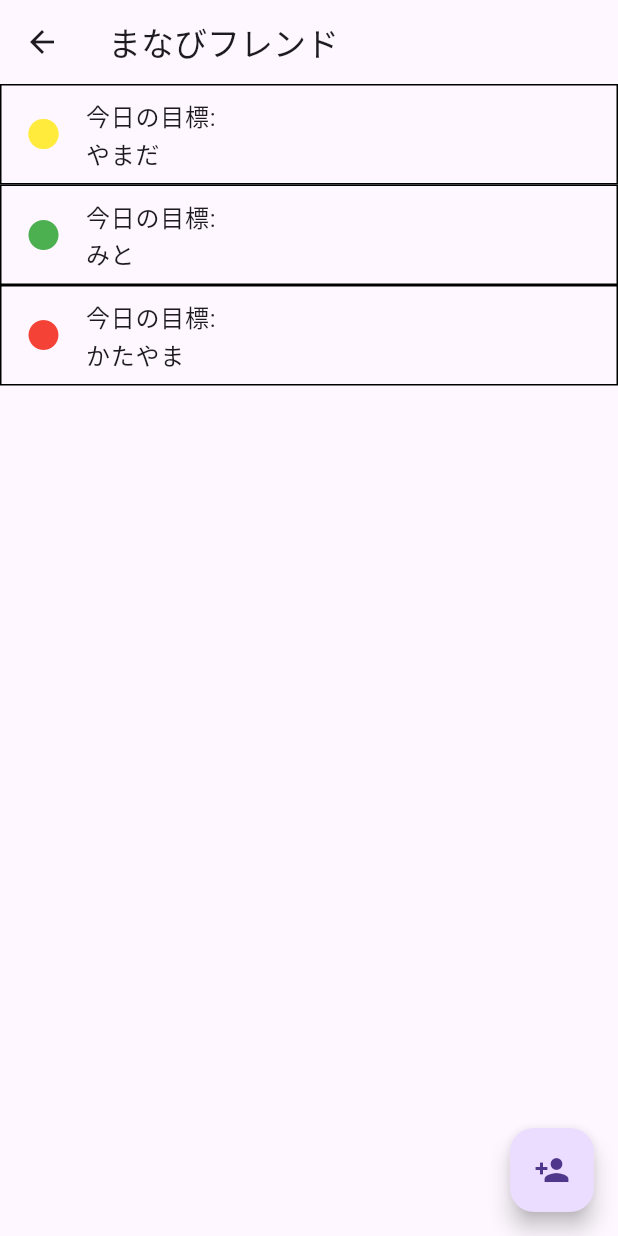
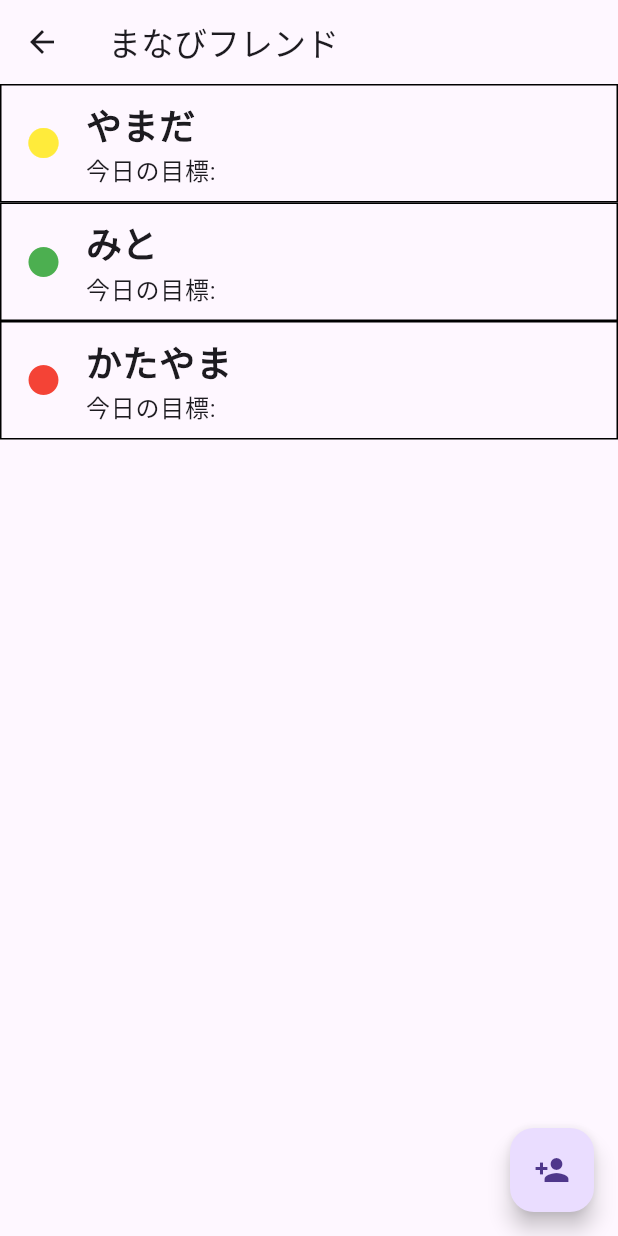
Before and after one commit to Ryosan846538/Ganbaroune, a Flutter app: the FriendList screen opened directly, on a phone screen of 412 x 824 dp. Run offline on Flutter 3.47's test engine with Material 3 defaults, Android fonts, the light colour scheme and no system bars; our stand-ins replace flip_card, stop_watch_timer.

Commit message:
ListViewの要素の配置変更

```diff
--- a/lib/screen/learn_friends.dart
+++ b/lib/screen/learn_friends.dart
@@ -61,8 +61,11 @@ class FriendListState extends State<FriendList> {
               title: Column(
                 crossAxisAlignment: CrossAxisAlignment.start,
                 children: [
+                  Text(
+                      friends[index].name,
+                      style: const TextStyle(fontSize: 24, fontWeight: FontWeight.bold),
+                  ),
                   const Text('今日の目標: '),
-                  Text(friends[index].name),
                 ],
               ),
             ),
```
